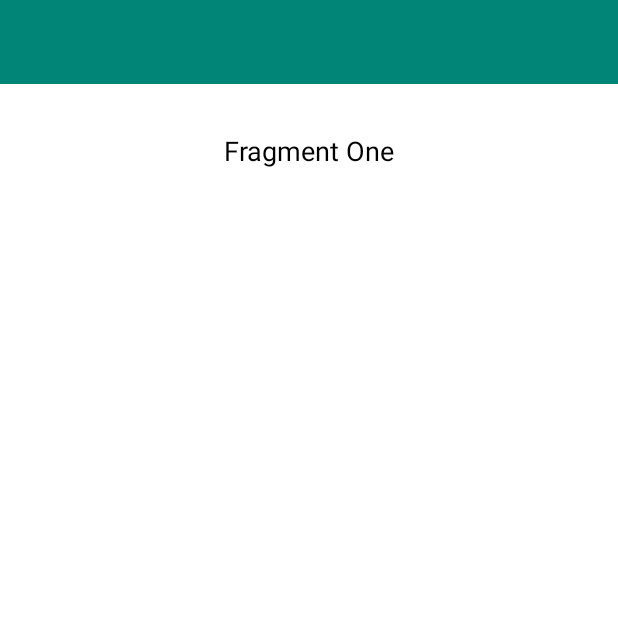
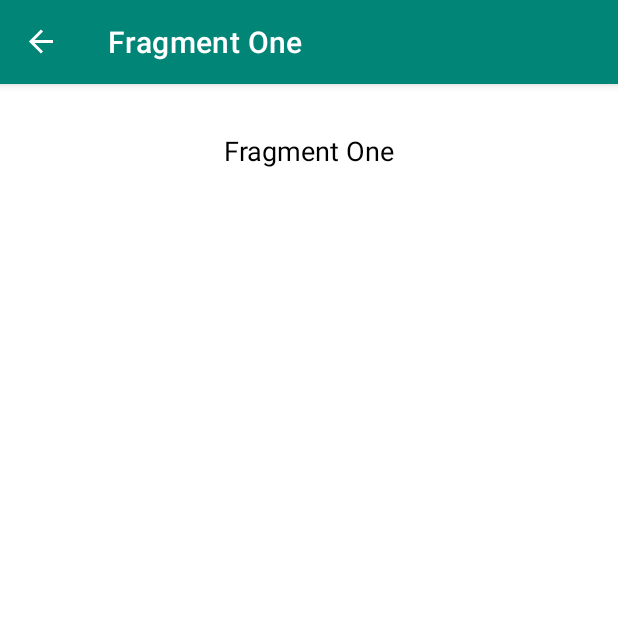
Before and after one commit to usman14/NavigationComponent, an Android app: the FragmentOne screen opened through its navigation route, on a phone screen of 412 x 824 dp, the top half of it. Run offline under Robolectric (Android 15) with nearby library versions, the phone set to English and light mode, and no system bars; our stand-ins replace navigation-ui; 2 statements that could not run were skipped.

Commit message:
Revert "Setting custom toolbar in Fragment"

```diff
--- a/app/src/main/java/com/example/navigationcomponent/fragments/FragmentOne.kt
+++ b/app/src/main/java/com/example/navigationcomponent/fragments/FragmentOne.kt
@@ -2,18 +2,15 @@ package com.example.navigationcomponent.fragments
 
 
 import android.os.Bundle
+import androidx.fragment.app.Fragment
 import android.view.LayoutInflater
 import android.view.View
 import android.view.ViewGroup
-import androidx.appcompat.app.AppCompatActivity
-import androidx.appcompat.widget.Toolbar
-import androidx.fragment.app.Fragment
+
 import com.example.navigationcomponent.R
-
 
 class FragmentOne : Fragment() {
 
-    private lateinit var toolbar: Toolbar
     override fun onCreateView(
         inflater: LayoutInflater, container: ViewGroup?,
         savedInstanceState: Bundle?
@@ -22,32 +19,5 @@ class FragmentOne : Fragment() {
         return inflater.inflate(R.layout.fragment_one, container, false)
     }
 
-    override fun onViewCreated(view: View, savedInstanceState: Bundle?) {
-        super.onViewCreated(view, savedInstanceState)
-        (activity as AppCompatActivity?)!!.supportActionBar!!.hide()
-        toolbar = view.findViewById(R.id.toolbar)
-        toolbar.inflateMenu(R.menu.toolbar_items)
-        toolbar.setOnMenuItemClickListener {
-            when (it.itemId) {
-                R.id.action_item_one -> {
-                    // do something
-                    true
-                }
-                R.id.action_item_two -> {
-                    // do something
-                    true
-                }
-                else -> {
-                    super.onOptionsItemSelected(it)
-                }
-            }
-        }
-
-        toolbar.setNavigationOnClickListener {
-            // do something when click navigation
-        }
-
-    }
-
 
 }
--- a/app/src/main/res/layout/fragment_one.xml
+++ b/app/src/main/res/layout/fragment_one.xml
@@ -6,16 +6,7 @@
     android:layout_height="match_parent"
     tools:context=".fragments.FragmentOne">
 
-    <androidx.appcompat.widget.Toolbar
-        android:id="@+id/toolbar"
-        app:layout_constraintTop_toTopOf="parent"
-        android:layout_width="match_parent"
-        android:layout_height="?attr/actionBarSize"
-        android:background="?attr/colorPrimary"
-        app:popupTheme="@style/AppTheme.PopupOverlay" />
-
     <TextView
-        app:layout_constraintTop_toBottomOf="@+id/toolbar"
         android:layout_width="wrap_content"
         android:layout_height="wrap_content"
         android:layout_marginTop="32dp"
@@ -23,6 +14,7 @@
         android:textColor="@android:color/black"
         android:textSize="18sp"
         app:layout_constraintEnd_toEndOf="parent"
-        app:layout_constraintStart_toStartOf="parent" />
+        app:layout_constraintStart_toStartOf="parent"
+        app:layout_constraintTop_toTopOf="parent" />
 
 </androidx.constraintlayout.widget.ConstraintLayout>
```
